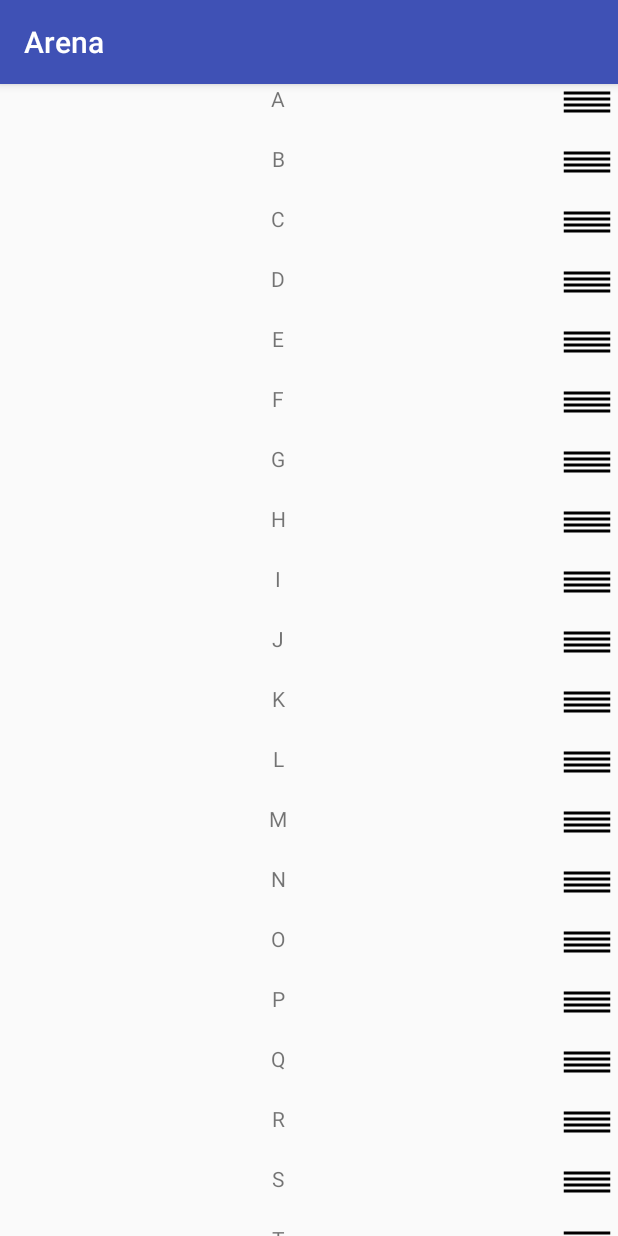
After one commit to Geroge2015/arena, an Android app: the MyDragViewActivity screen opened directly, with no data from a screen before it, on a phone screen of 412 x 824 dp. The commit adds this screen. Run offline under Robolectric (Android 15) with nearby library versions, the phone set to English and light mode, and no system bars.

Commit message:
[update] drag via icon

```diff
--- a/TestRV/app/src/main/AndroidManifest.xml
+++ b/TestRV/app/src/main/AndroidManifest.xml
@@ -45,6 +45,7 @@
         <activity android:name=".media.MyCameraActivity" />
         <activity android:name=".media.MyMediaActivity" />
         <activity android:name=".requesthttp.MyRetrievePhotoActivity" />
+        <activity android:name=".MyDragViewActivity" />
 
         <receiver android:name=".notification.ShortcutBarReceiver" />
 
--- a/TestRV/app/src/main/java/com/example/cm/testrv/MainActivity.java
+++ b/TestRV/app/src/main/java/com/example/cm/testrv/MainActivity.java
@@ -88,7 +88,7 @@ public class MainActivity extends AppCompatActivity implements MyCoolAdapter.MyO
         RECYCLERVIEW_DEMO, VIEW_PAGER_DEMO, DEMO_FRAGMENT, START_SERVICE, STOP_SERVICE,
         BIND_SERVICE, UNBIND_SERVICE, CUSTOM_VIEW, DEMO_MY_SETTINGS, DEMO_REQUEST_INTERNET,
         DEMO_READ_CONTACTS_DATA,DEMO_TEST_FILES_DATA,GO_TO_INTERNET,SEND_NOTIFICATION, CAMERA_PHOTO,
-        VIDEO_MUSIC_PLAY, DOWNLOAD_IMAGE_RESIZE, REQUEST_START_UP_PAGE
+        VIDEO_MUSIC_PLAY, DOWNLOAD_IMAGE_RESIZE, REQUEST_START_UP_PAGE, MY_DRAG_RECYCLER_VIEW
     }
 
     private void addRecyclerView() {
@@ -170,10 +170,18 @@ public class MainActivity extends AppCompatActivity implements MyCoolAdapter.MyO
             case 17:
                 requestStartPage();
                 break;
+            case 18:
+                startDragViewActivity();
+                break;
+
             default:
                 break;
 
         }
+    }
+
+    private void startDragViewActivity() {
+        MyDragViewActivity.startMyDragActivity(this);
     }
 
     private void requestStartPage() {
--- /dev/null
+++ b/TestRV/app/src/main/java/com/example/cm/testrv/MyDragViewActivity.java
@@ -0,0 +1,78 @@
+package com.example.cm.testrv;
+
+import android.content.Context;
+import android.content.Intent;
+import android.os.Bundle;
+import android.support.annotation.Nullable;
+import android.support.v7.app.AppCompatActivity;
+import android.support.v7.widget.LinearLayoutManager;
+import android.support.v7.widget.RecyclerView;
+import android.support.v7.widget.helper.ItemTouchHelper;
+import android.view.View;
+import android.widget.Toast;
+
+import com.example.cm.testrv.dragsettings.MyDragAdapter;
+import com.example.cm.testrv.dragsettings.OnStartDragListener;
+import com.example.cm.testrv.dragsettings.SimpleItemTouchHelperCallback;
+import com.example.cm.testrv.utils.MySystemUtils;
+
+import java.util.ArrayList;
+
+/**
+ * Created by cm on 2018/1/6.
+ */
+
+public class MyDragViewActivity extends AppCompatActivity implements
+        MyDragAdapter.MyOnItemClickListener, OnStartDragListener {
+
+    private RecyclerView mRecyclerView;
+    private ArrayList<String> dataList;
+    private MyDragAdapter adapter;
+
+    ItemTouchHelper mTouchHelper;
+
+    public static void startMyDragActivity(Context context) {
+        Intent intent = new Intent(context, MyDragViewActivity.class);
+        context.startActivity(intent);
+    }
+
+    @Override
+    protected void onCreate(@Nullable Bundle savedInstanceState) {
+        super.onCreate(savedInstanceState);
+        setContentView(R.layout.demo_recyclerview_layout);
+        init();
+
+    }
+
+    private void init() {
+
+        dataList = new ArrayList<>();
+        for (char i = 'A'; i <= 'z'; i++) {
+            dataList.add(i + "");
+        }
+        mRecyclerView = ((RecyclerView) findViewById(R.id.my_demo_recyclerview));
+        mRecyclerView.setLayoutManager(new LinearLayoutManager(this));
+        adapter = new MyDragAdapter(dataList, this);
+        adapter.setOnItemClickListener(this);
+        mRecyclerView.setAdapter(adapter);
+        String language = MySystemUtils.getLanguage();
+        Toast.makeText(this, language, Toast.LENGTH_SHORT).show();
+
+        // for drag items
+        ItemTouchHelper.Callback callback = new SimpleItemTouchHelperCallback(adapter);
+        mTouchHelper = new ItemTouchHelper(callback);
+        mTouchHelper.attachToRecyclerView(mRecyclerView);
+
+    }
+
+
+    @Override
+    public void onItemClickListener(View view, int position) {
+        Toast.makeText(getApplicationContext(), "position : " + position, Toast.LENGTH_SHORT).show();
+    }
+
+    @Override
+    public void onStartDrag(RecyclerView.ViewHolder viewHolder) {
+        mTouchHelper.startDrag(viewHolder);
+    }
+}
--- /dev/null
+++ b/TestRV/app/src/main/java/com/example/cm/testrv/dragsettings/MyDragAdapter.java
@@ -0,0 +1,110 @@
+package com.example.cm.testrv.dragsettings;
+
+import android.annotation.NonNull;
+import android.support.v4.view.MotionEventCompat;
+import android.support.v7.widget.RecyclerView;
+import android.view.LayoutInflater;
+import android.view.MotionEvent;
+import android.view.View;
+import android.view.ViewGroup;
+import android.widget.ImageView;
+import android.widget.TextView;
+
+import com.example.cm.testrv.R;
+
+import java.util.ArrayList;
+import java.util.Collections;
+
+/**
+ * Created by cm on 2018/1/6.
+ */
+
+public class MyDragAdapter extends RecyclerView.Adapter<MyDragAdapter.MyDragViewHolder> implements ItemTouchHelperAdapter {
+
+    private ArrayList<String> datalist;
+    private MyOnItemClickListener itemClickListener;
+
+    private OnStartDragListener mDragStartListener= null;
+
+    public MyDragAdapter(ArrayList<String> datalist, @NonNull OnStartDragListener mDragStartListener) {
+        this.datalist = datalist;
+        this.mDragStartListener = mDragStartListener;
+    }
+
+    @Override
+    public MyDragViewHolder onCreateViewHolder(ViewGroup parent, int viewType) {
+        View view = LayoutInflater.from(parent.getContext()).inflate(R.layout.my_drag_recycler_view_layout, parent, false);
+        return new MyDragViewHolder(view);
+    }
+
+    @Override
+    public void onBindViewHolder(MyDragViewHolder holder, int position) {
+        holder.textView.setText(datalist.get(position));
+
+        // 长按拖动
+        holder.handleView.setOnLongClickListener(new View.OnLongClickListener() {
+            @Override
+            public boolean onLongClick(View v) {
+                mDragStartListener.onStartDrag(holder);
+                return false;
+            }
+        });
+
+
+
+
+//        ((MyDragViewHolder) holder).handleView.setOnTouchListener(new View.OnTouchListener() {
+//            @Override
+//            public boolean onTouch(View v, MotionEvent event) {
+//                if (MotionEventCompat.getActionMasked(event) == MotionEvent.ACTION_DOWN) {
+//                    mDragStartListener.onStartDrag(holder);
+//                }
+//                return false;
+//            }
+//        });
+
+
+    }
+
+    @Override
+    public int getItemCount() {
+        return datalist.size();
+    }
+
+
+
+    @Override
+    public void onItemMove(int fromPosition, int toPosition) {
+        Collections.swap(datalist, fromPosition, toPosition);
+        notifyItemMoved(fromPosition, toPosition);
+    }
+
+    @Override
+    public void onItemDismiss(int position) {
+        datalist.remove(position);
+        notifyItemRemoved(position);
+    }
+
+
+    class MyDragViewHolder extends RecyclerView.ViewHolder{
+        private TextView textView;
+        public final ImageView handleView;
+        MyDragViewHolder(View itemView) {
+            super(itemView);
+            textView = ((TextView) itemView.findViewById(R.id.my_drag_holder_textview));
+            handleView = ((ImageView) itemView.findViewById(R.id.my_handle_icon));
+
+        }
+    }
+
+
+    public void setOnItemClickListener(MyOnItemClickListener listener) {
+        itemClickListener = listener;
+    }
+    /**
+     * RecyclerView item点击接口
+     */
+    public interface MyOnItemClickListener {
+        void onItemClickListener(View view, int position);
+    }
+}
--- /dev/null
+++ b/TestRV/app/src/main/java/com/example/cm/testrv/dragsettings/OnStartDragListener.java
@@ -0,0 +1,16 @@
+package com.example.cm.testrv.dragsettings;
+
+import android.support.v7.widget.RecyclerView;
+
+/**
+ * Created by cm on 2018/1/6.
+ */
+
+public interface OnStartDragListener {
+    /**
+     * Called when a view is requesting a start of a drag.
+     *
+     * @param viewHolder The holder of the view to drag.
+     */
+    void onStartDrag(RecyclerView.ViewHolder viewHolder);
+}
--- a/TestRV/app/src/main/java/com/example/cm/testrv/dragsettings/SimpleItemTouchHelperCallback.java
+++ b/TestRV/app/src/main/java/com/example/cm/testrv/dragsettings/SimpleItemTouchHelperCallback.java
@@ -15,6 +15,10 @@ public class SimpleItemTouchHelperCallback extends ItemTouchHelper.Callback {
         this.mAdapter = adapter;
     }
 
+    @Override
+    public boolean isLongPressDragEnabled() {
+        return false;
+    }
 
     @Override
     public int getMovementFlags(RecyclerView recyclerView, RecyclerView.ViewHolder viewHolder) {
--- a/TestRV/app/src/main/java/com/example/cm/testrv/requesthttp/startupdialog/BaseConfigBean.java
+++ b/TestRV/app/src/main/java/com/example/cm/testrv/requesthttp/startupdialog/BaseConfigBean.java
@@ -21,7 +21,7 @@ public class BaseConfigBean implements Serializable {
 
     @Override
     public String toString() {
-        return "BaseConfigBean : id = " + id + " classId = " + classId + " subClassId = " + subClassId
+         return "BaseConfigBean : id = " + id + " classId = " + classId + " subClassId = " + subClassId
                 + " startTime = " + startTime + " endTime = " + endTime + "beginDate = " + beginDate
                 + " expireDate = " + expireDate;
     }
--- a/TestRV/app/src/main/java/com/example/cm/testrv/requesthttp/startupdialog/BaseDataParseHelper.java
+++ b/TestRV/app/src/main/java/com/example/cm/testrv/requesthttp/startupdialog/BaseDataParseHelper.java
@@ -104,7 +104,7 @@ public class BaseDataParseHelper {
         Log.d("George999", "path   " + path);
 
         FileOutputStream fos = null;
-//        BufferedOutputStream buffer = null;
+        BufferedOutputStream buffer = null;
         ObjectOutputStream oos = null;
         Log.d("George999", "config list:  " + configList);
 
@@ -112,9 +112,9 @@ public class BaseDataParseHelper {
             //序列化文件輸出流
             fos = new FileOutputStream(path);
             //构建缓冲流
-//            buffer = new BufferedOutputStream(fos);
+            buffer = new BufferedOutputStream(fos);
             //构建字符输出的对象流
-            oos = new ObjectOutputStream(fos);
+            oos = new ObjectOutputStream(buffer);
             oos.writeObject(configList);
             Log.d("George999", "writeConfigDataToFile  succeed :) ");
         } catch (IOException e) {
--- /dev/null
+++ b/TestRV/app/src/main/res/drawable/ic_my_handle_icon.xml
@@ -0,0 +1,9 @@
+<vector xmlns:android="http://schemas.android.com/apk/res/android"
+        android:width="24dp"
+        android:height="24dp"
+        android:viewportWidth="24.0"
+        android:viewportHeight="24.0">
+    <path
+        android:fillColor="#FF000000"
+        android:pathData="M3,15h18v-2L3,13v2zM3,19h18v-2L3,17v2zM3,11h18L21,9L3,9v2zM3,5v2h18L21,5L3,5z"/>
+</vector>
--- /dev/null
+++ b/TestRV/app/src/main/res/layout/my_drag_recycler_view_layout.xml
@@ -0,0 +1,27 @@
+<?xml version="1.0" encoding="utf-8"?>
+<LinearLayout xmlns:android="http://schemas.android.com/apk/res/android"
+    xmlns:tools="http://schemas.android.com/tools"
+    android:id="@+id/test_view_holder"
+    android:orientation="horizontal"
+    android:layout_width="match_parent"
+    android:weightSum="10"
+    android:layout_height="40dp">
+    <TextView
+        android:id="@+id/my_drag_holder_textview"
+        android:layout_width="0dp"
+        android:layout_weight="9"
+        android:layout_height="wrap_content"
+        android:layout_gravity="start"
+        android:gravity="center"/>
+
+    <ImageView
+        android:id="@+id/my_handle_icon"
+        android:layout_weight="1"
+        android:layout_width="0dp"
+        android:layout_height="wrap_content"
+        android:paddingLeft="10dp"
+        android:layout_gravity="end"
+        android:background="@drawable/ic_my_handle_icon"
+        android:scaleType="centerInside"
+        />
+</LinearLayout>
```
